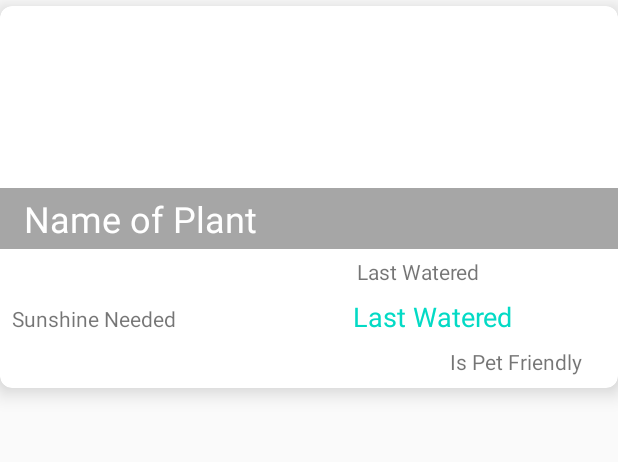
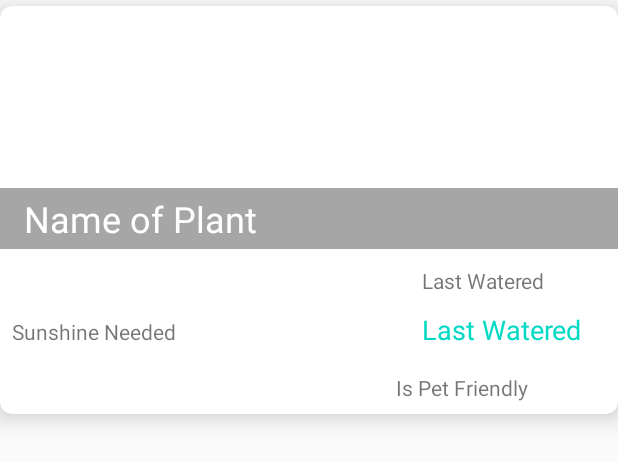
Before and after one commit to valeriedludden/GardenApp, an Android app: the layout rv_row.xml on its own in the app's theme, with its tools: preview values and no code run, on a phone screen of 412 x 824 dp. Shown: the top 462 px of the screen. Run offline under Robolectric (Android 15) with nearby library versions, the phone set to English and light mode, and no system bars; Roboto replaces fonts that are not available here.

Commit message:
Changed some constraints on the cardview

```diff
--- a/app/src/main/res/layout/rv_row.xml
+++ b/app/src/main/res/layout/rv_row.xml
@@ -78,58 +78,47 @@
                 android:id="@+id/tvLastWatered"
                 android:layout_width="wrap_content"
                 android:layout_height="wrap_content"
-                android:layout_marginEnd="@dimen/text_margin_standard"
-                android:layout_marginRight="@dimen/text_margin_standard"
+                android:layout_marginEnd="24dp"
+                android:layout_marginRight="24dp"
                 android:fontFamily="@font/varela_round"
                 android:text="@string/last_watered"
                 android:textColor="@color/colorAccent"
                 android:textSize="@dimen/text_price"
                 app:layout_constraintBaseline_toBaselineOf="@+id/tvSunshine"
-                app:layout_constraintEnd_toEndOf="parent"
-                app:layout_constraintHorizontal_bias="0.687"
-                app:layout_constraintStart_toEndOf="@+id/tvSunshine" />
+                app:layout_constraintEnd_toEndOf="parent" />
 
             <TextView
                 android:id="@+id/tvIsPetFriendly"
                 android:layout_width="wrap_content"
                 android:layout_height="wrap_content"
-                android:layout_marginTop="8dp"
-                android:layout_marginEnd="24dp"
-                android:layout_marginRight="24dp"
+                android:layout_marginEnd="16dp"
+                android:layout_marginRight="16dp"
                 android:layout_marginBottom="8dp"
                 android:fontFamily="@font/varela_round"
                 android:text="@string/is_pet_friendly"
                 app:layout_constraintBottom_toBottomOf="parent"
-                app:layout_constraintEnd_toEndOf="parent"
-                app:layout_constraintTop_toBottomOf="@+id/tvLastWatered" />
+                app:layout_constraintEnd_toStartOf="@+id/petIcon" />
 
             <ImageView
                 android:id="@+id/petIcon"
                 android:layout_width="20dp"
                 android:layout_height="20dp"
-                android:layout_marginStart="8dp"
-                android:layout_marginLeft="8dp"
-                android:layout_marginTop="24dp"
-                android:layout_marginEnd="8dp"
-                android:layout_marginRight="8dp"
+                android:layout_marginTop="16dp"
+                android:layout_marginEnd="24dp"
+                android:layout_marginRight="24dp"
                 android:layout_marginBottom="8dp"
                 app:layout_constraintBottom_toBottomOf="parent"
-                app:layout_constraintEnd_toStartOf="@+id/tvIsPetFriendly"
-                app:layout_constraintStart_toStartOf="parent"
-                app:layout_constraintTop_toTopOf="parent"/>
+                app:layout_constraintEnd_toEndOf="parent"
+                app:layout_constraintTop_toBottomOf="@+id/tvLastWatered" />
 
             <TextView
                 android:id="@+id/textView3"
                 android:layout_width="wrap_content"
                 android:layout_height="wrap_content"
-                android:layout_marginTop="4dp"
-                android:layout_marginEnd="92dp"
-                android:layout_marginRight="92dp"
                 android:text="Last Watered"
                 app:layout_constraintBottom_toTopOf="@+id/tvLastWatered"
-                app:layout_constraintEnd_toEndOf="parent"
-                app:layout_constraintTop_toTopOf="parent"
-                app:layout_constraintVertical_bias="0.125" />
+                app:layout_constraintStart_toStartOf="@+id/tvLastWatered"
+                app:layout_constraintTop_toTopOf="parent" />
         </androidx.constraintlayout.widget.ConstraintLayout>
     </androidx.constraintlayout.widget.ConstraintLayout>
 </androidx.cardview.widget.CardView>
```
